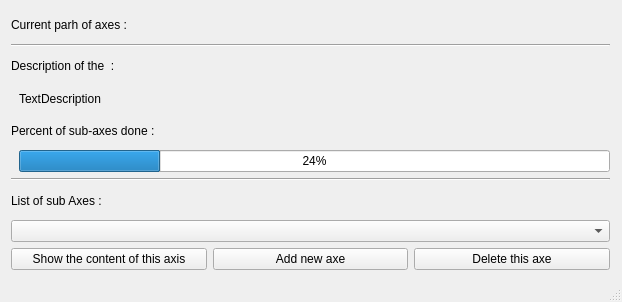
Old version of the form mainwindow.ui in the repository Far4X/QTSM.
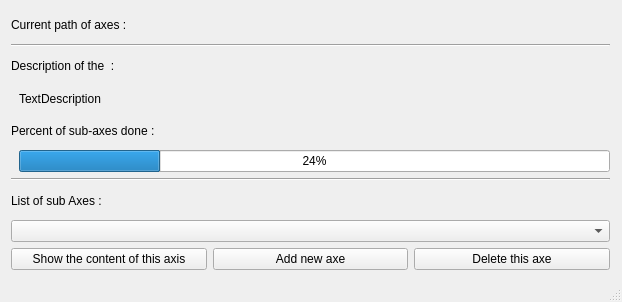
New version of the form.

Patch:
```diff
--- a/mainwindow.ui
+++ b/mainwindow.ui
@@ -33,7 +33,7 @@
      <item>
       <widget class="QLabel" name="labelShowPathAxis">
        <property name="text">
-        <string>Current parh of axes : &lt;path&gt;</string>
+        <string>Current path of axes : &lt;path&gt;</string>
        </property>
       </widget>
      </item>
```
Left out of the diff: 4 changed lines with no effect on the pictures.
